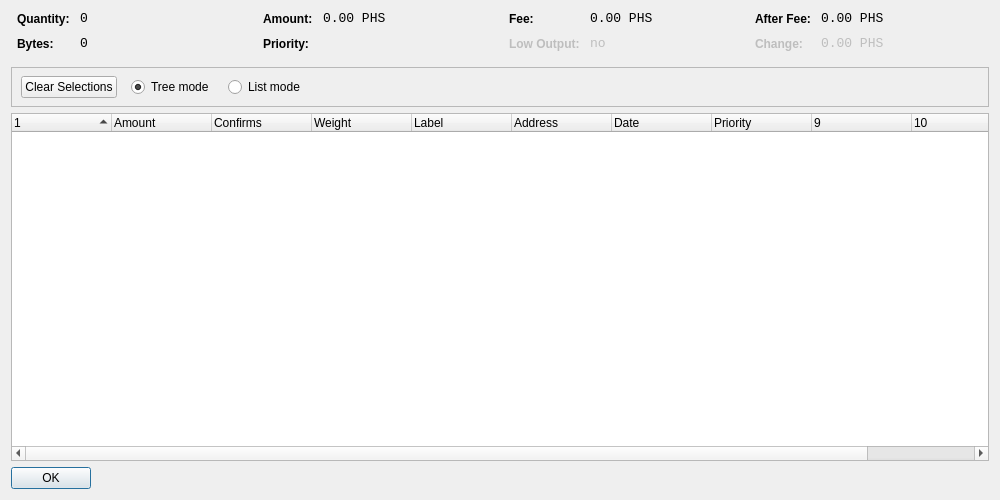
This is src/qt/forms/coincontroldialog.ui in CommunityCoinDev/COM as Qt 5 draws it before an edit. The edited form follows.
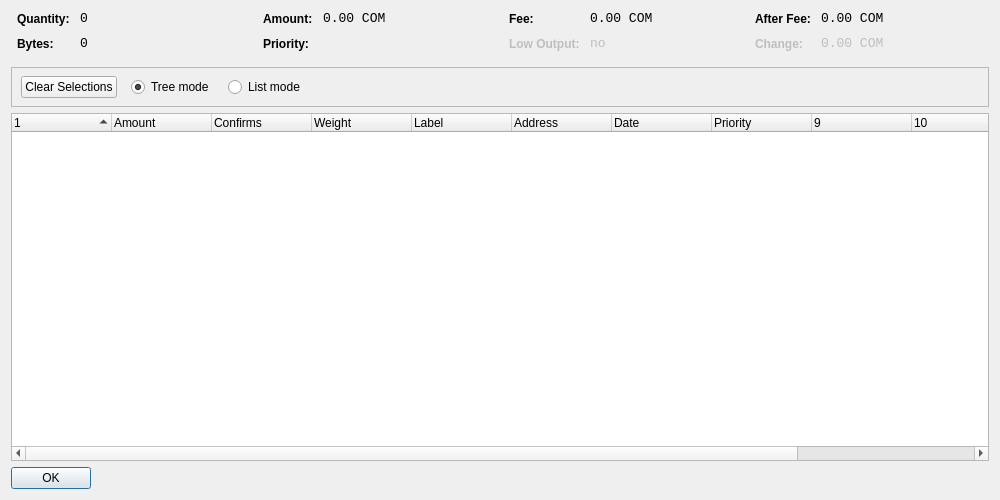
This is the edited form. Custom widgets are drawn as their Qt base class.

```diff
--- a/src/qt/forms/coincontroldialog.ui
+++ b/src/qt/forms/coincontroldialog.ui
@@ -141,7 +141,7 @@
           <enum>Qt::ActionsContextMenu</enum>
          </property>
          <property name="text">
-          <string>0.00 PHS</string>
+          <string>0.00 COM</string>
          </property>
          <property name="textInteractionFlags">
           <set>Qt::LinksAccessibleByMouse|Qt::TextSelectableByKeyboard|Qt::TextSelectableByMouse</set>
@@ -221,7 +221,7 @@
           <enum>Qt::ActionsContextMenu</enum>
          </property>
          <property name="text">
-          <string>0.00 PHS</string>
+          <string>0.00 COM</string>
          </property>
          <property name="textInteractionFlags">
           <set>Qt::LinksAccessibleByMouse|Qt::TextSelectableByKeyboard|Qt::TextSelectableByMouse</set>
@@ -307,7 +307,7 @@
           <enum>Qt::ActionsContextMenu</enum>
          </property>
          <property name="text">
-          <string>0.00 PHS</string>
+          <string>0.00 COM</string>
          </property>
          <property name="textInteractionFlags">
           <set>Qt::LinksAccessibleByMouse|Qt::TextSelectableByKeyboard|Qt::TextSelectableByMouse</set>
@@ -345,7 +345,7 @@
           <enum>Qt::ActionsContextMenu</enum>
          </property>
          <property name="text">
-          <string>0.00 PHS</string>
+          <string>0.00 COM</string>
          </property>
          <property name="textInteractionFlags">
           <set>Qt::LinksAccessibleByMouse|Qt::TextSelectableByKeyboard|Qt::TextSelectableByMouse</set>
@@ -451,7 +451,7 @@
       <bool>false</bool>
      </property>
      <property name="columnCount">
-      <number>11</number>
+      <number>12</number>
      </property>
      <attribute name="headerShowSortIndicator" stdset="0">
       <bool>true</bool>
```
Left out of the diff: 2 changed lines with no effect on the pictures. Lines whose indentation alone changed are shown as unchanged.
